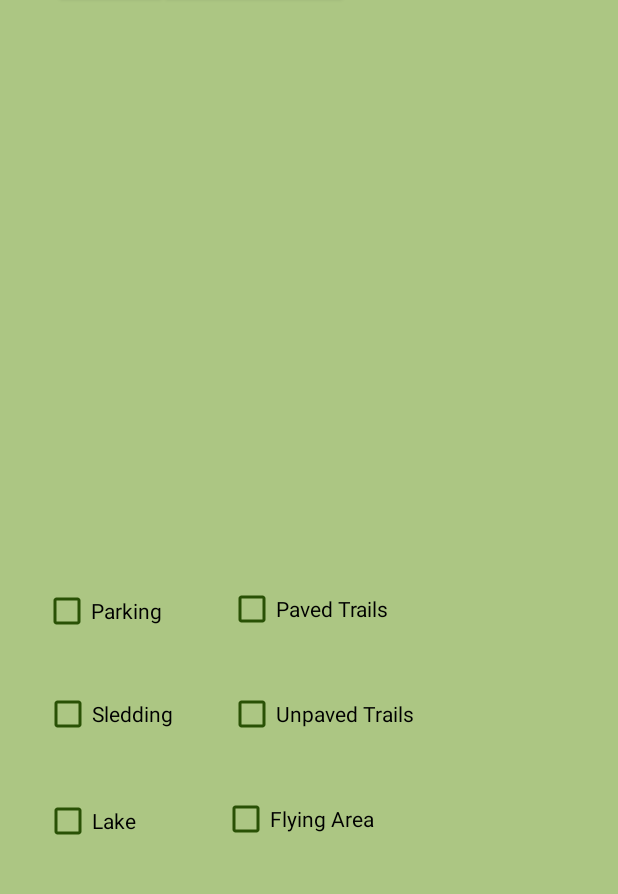
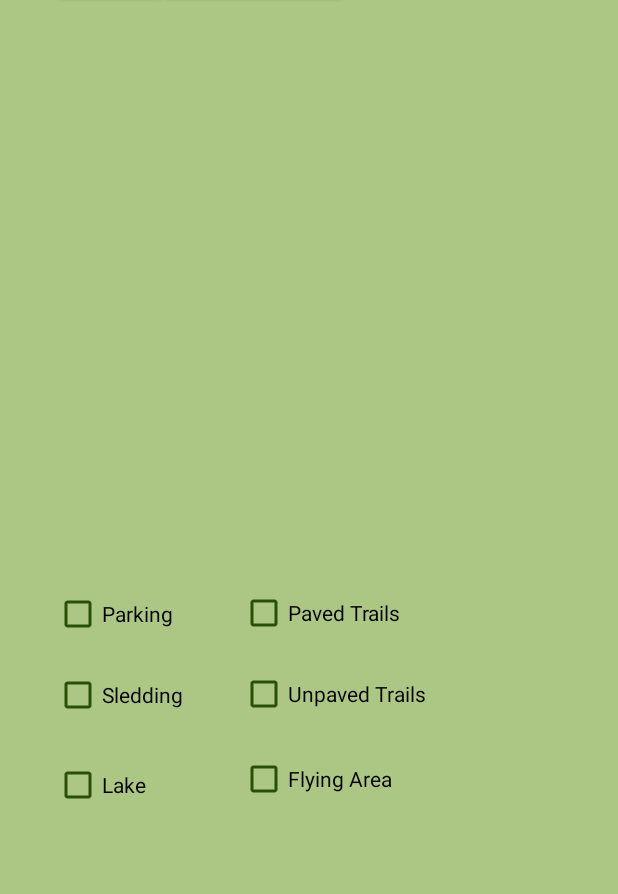
Before and after one commit to ArvindK2006/DGApp, an Android app: the screen it shows after launch (MainActivity), tab 2 chosen, on a phone screen of 412 x 824 dp, the part 284-1178 px from its top. Run offline under Robolectric (Android 15) with nearby library versions, the phone set to English and light mode, and no system bars; our stand-ins replace Volley, navigation-ui; libraries missing offline, so code that uses them is left out: javax.mail, javax.mail.internet; network calls fail.

Commit message:
april 30 2023
changed events listview to scrollview -- also ui updates in the fragments

```diff
--- a/TabLayoutDemo/app/src/main/java/com/ebookfrenzy/tablayoutdemo/SignUpFragment.java
+++ b/TabLayoutDemo/app/src/main/java/com/ebookfrenzy/tablayoutdemo/SignUpFragment.java
@@ -166,11 +166,9 @@ public class SignUpFragment extends Fragment {
 
 
                     try {
-                        //  final String username = "raghus06@yahoo.com";
                         Message message = new MimeMessage(session);
                         message.setFrom(new InternetAddress(username));
                         message.setRecipients(Message.RecipientType.TO, InternetAddress.parse(email));
-                        //message.setRecipients(Message.RecipientType.TO, InternetAddress.parse("Arvind.kakanavaram@gmail.com"));
                         message.setSubject("Thank you for signing up!");
                         message.setText(body);
                         // Transport.send(message);
@@ -184,8 +182,7 @@ public class SignUpFragment extends Fragment {
                                 }
                             }
                         }).start();
-                          Toast.makeText(getActivity().getApplicationContext(), "Email sent successfully.", Toast.LENGTH_LONG).show();
-
+                        Toast.makeText(getActivity().getApplicationContext(), "Email sent successfully.", Toast.LENGTH_LONG).show();
                     } catch (MessagingException e) {
                         throw new RuntimeException(e);
                     }
--- a/TabLayoutDemo/app/src/main/res/layout/fragment_maps.xml
+++ b/TabLayoutDemo/app/src/main/res/layout/fragment_maps.xml
@@ -1,14 +1,17 @@
 <?xml version="1.0" encoding="utf-8"?>
-<androidx.constraintlayout.widget.ConstraintLayout
-    xmlns:android="http://schemas.android.com/apk/res/android"
+<androidx.constraintlayout.widget.ConstraintLayout xmlns:android="http://schemas.android.com/apk/res/android"
     xmlns:app="http://schemas.android.com/apk/res-auto"
     xmlns:tools="http://schemas.android.com/tools"
-    android:background="@color/background"
     android:layout_width="match_parent"
     android:layout_height="match_parent"
-    tools:context="MapsFragment">
+    android:background="@color/background"
+    tools:context="MapsFragment"
+    tools:layout_editor_absoluteX="7dp"
+    tools:layout_editor_absoluteY="3dp">
 
     <fragment
+        android:id="@+id/map"
+        android:name="com.google.android.gms.maps.SupportMapFragment"
         android:layout_width="match_parent"
         android:layout_height="match_parent"
         android:layout_marginLeft="20dp"
@@ -20,9 +23,7 @@
         app:layout_constraintHorizontal_bias="1.0"
         app:layout_constraintStart_toStartOf="parent"
         app:layout_constraintTop_toTopOf="parent"
-        app:layout_constraintVertical_bias="0.0"
-        android:id="@+id/map"
-        android:name="com.google.android.gms.maps.SupportMapFragment"/>
+        app:layout_constraintVertical_bias="0.0" />
 
     <Button
         android:id="@+id/defaultMap"
@@ -63,10 +64,10 @@
         android:text="Parking"
         app:layout_constraintBottom_toBottomOf="parent"
         app:layout_constraintEnd_toEndOf="parent"
-        app:layout_constraintHorizontal_bias="0.087"
+        app:layout_constraintHorizontal_bias="0.108"
         app:layout_constraintStart_toStartOf="parent"
         app:layout_constraintTop_toTopOf="parent"
-        app:layout_constraintVertical_bias="0.697" />
+        app:layout_constraintVertical_bias="0.7" />
 
     <CheckBox
         android:id="@+id/LakeEnable"
@@ -76,10 +77,10 @@
         android:text="Lake"
         app:layout_constraintBottom_toBottomOf="parent"
         app:layout_constraintEnd_toEndOf="parent"
-        app:layout_constraintHorizontal_bias="0.083"
+        app:layout_constraintHorizontal_bias="0.103"
         app:layout_constraintStart_toStartOf="parent"
         app:layout_constraintTop_toTopOf="parent"
-        app:layout_constraintVertical_bias="0.906" />
+        app:layout_constraintVertical_bias="0.87" />
 
     <CheckBox
         android:id="@+id/SleddingHillEnable"
@@ -89,10 +90,10 @@
         android:text="Sledding"
         app:layout_constraintBottom_toBottomOf="parent"
         app:layout_constraintEnd_toEndOf="parent"
-        app:layout_constraintHorizontal_bias="0.089"
+        app:layout_constraintHorizontal_bias="0.11"
         app:layout_constraintStart_toStartOf="parent"
         app:layout_constraintTop_toTopOf="parent"
-        app:layout_constraintVertical_bias="0.8" />
+        app:layout_constraintVertical_bias="0.781" />
 
     <CheckBox
         android:id="@+id/PavedTrailsEnabled"
@@ -102,10 +103,10 @@
         android:text="Paved Trails"
         app:layout_constraintBottom_toBottomOf="parent"
         app:layout_constraintEnd_toEndOf="parent"
-        app:layout_constraintHorizontal_bias="0.498"
+        app:layout_constraintHorizontal_bias="0.526"
         app:layout_constraintStart_toStartOf="parent"
         app:layout_constraintTop_toTopOf="parent"
-        app:layout_constraintVertical_bias="0.695" />
+        app:layout_constraintVertical_bias="0.699" />
 
     <CheckBox
         android:id="@+id/UnpavedTrailsEnabled"
@@ -115,10 +116,10 @@
         android:text="Unpaved Trails"
         app:layout_constraintBottom_toBottomOf="parent"
         app:layout_constraintEnd_toEndOf="parent"
-        app:layout_constraintHorizontal_bias="0.527"
+        app:layout_constraintHorizontal_bias="0.555"
         app:layout_constraintStart_toStartOf="parent"
         app:layout_constraintTop_toTopOf="parent"
-        app:layout_constraintVertical_bias="0.8" />
+        app:layout_constraintVertical_bias="0.78" />
 
     <CheckBox
         android:id="@+id/FlyingAreaEnabled"
@@ -128,9 +129,9 @@
         android:text="Flying Area"
         app:layout_constraintBottom_toBottomOf="parent"
         app:layout_constraintEnd_toEndOf="parent"
-        app:layout_constraintHorizontal_bias="0.476"
+        app:layout_constraintHorizontal_bias="0.514"
         app:layout_constraintStart_toStartOf="parent"
         app:layout_constraintTop_toTopOf="parent"
-        app:layout_constraintVertical_bias="0.904" />
+        app:layout_constraintVertical_bias="0.864" />
 
 </androidx.constraintlayout.widget.ConstraintLayout>
--- a/TabLayoutDemo/app/src/main/res/values/dimens.xml
+++ b/TabLayoutDemo/app/src/main/res/values/dimens.xml
@@ -3,6 +3,7 @@
     <dimen name="titleText">30sp</dimen>
     <dimen name="bodyText">24sp</dimen>
     <dimen name="eventText">20sp</dimen>
+    <dimen name="aboutText">20sp</dimen>
 
     <dimen name="logoWidth">390dp</dimen>
     <dimen name="logoHeight">409dp</dimen>
```
Also changed, not shown: TabLayoutDemo/app/src/main/res/layout/fragment_signup.xml (+22 -21 lines), TabLayoutDemo/app/src/main/res/layout/fragment_tab1.xml (+16 -16 lines), TabLayoutDemo/app/src/main/res/layout/fragment_tab3.xml (+16 -8 lines), TabLayoutDemo/app/src/main/res/layout/fragment_tab4.xml (+7 -19 lines).
